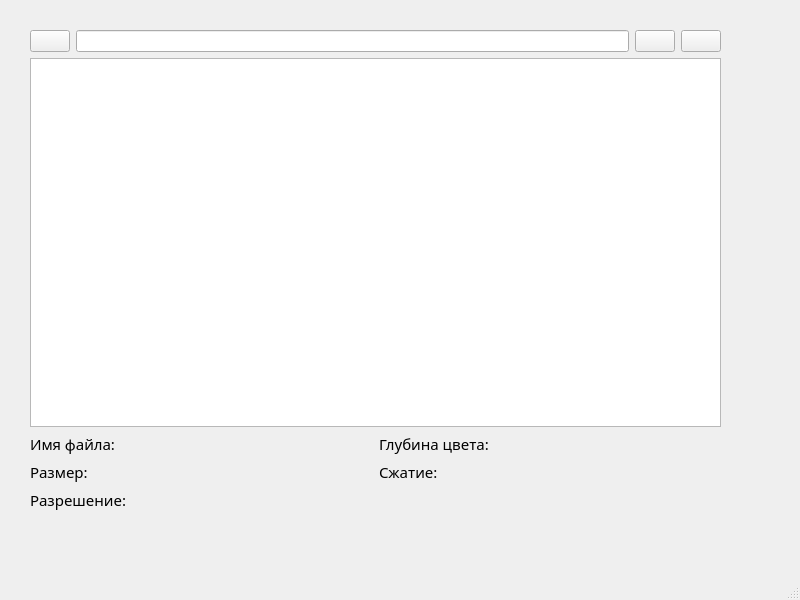
Before: the Qt Designer form mainwindow.ui in artyomshpakovski/explorer, drawn with Qt 5.
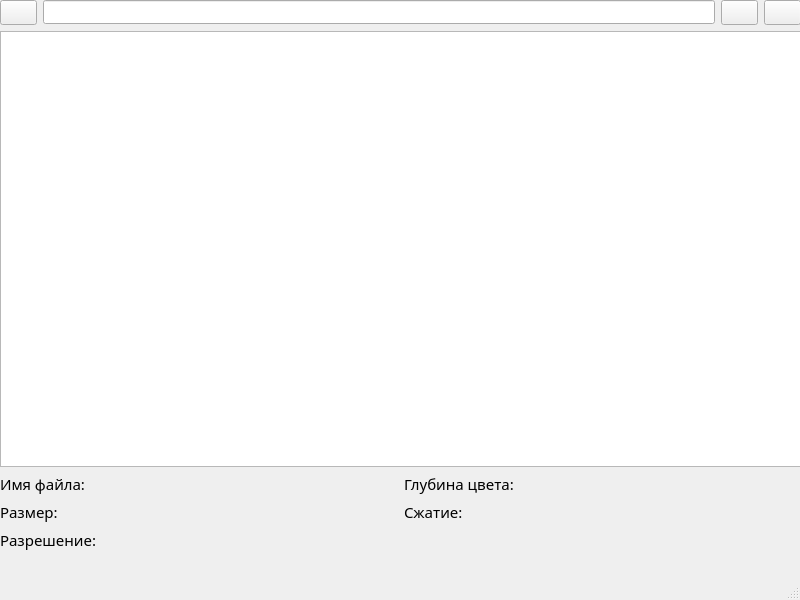
After: the same form once the commit is applied.

Patch:
```diff
--- a/mainwindow.ui
+++ b/mainwindow.ui
@@ -14,15 +14,20 @@
    <string>MainWindow</string>
   </property>
   <widget class="QWidget" name="centralwidget">
-   <widget class="QWidget" name="">
+   <widget class="QWidget" name="layoutWidget">
     <property name="geometry">
      <rect>
-      <x>30</x>
-      <y>30</y>
-      <width>691</width>
-      <height>481</height>
+      <x>0</x>
+      <y>0</y>
+      <width>801</width>
+      <height>551</height>
      </rect>
     </property>
+    <property name="font">
+     <font>
+      <family>Cascadia Code</family>
+     </font>
+    </property>
     <layout class="QVBoxLayout" name="verticalLayout_2">
      <item>
       <layout class="QHBoxLayout" name="horizontalLayout">
@@ -35,8 +40,14 @@
        </item>
        <item>
         <widget class="QLineEdit" name="lineEdit">
+         <property name="font">
+          <font>
+           <family>Cascadia Code</family>
+           <pointsize>8</pointsize>
+          </font>
+         </property>
          <property name="readOnly">
-          <bool>true</bool>
+          <bool>false</bool>
          </property>
         </widget>
        </item>
@@ -67,7 +78,7 @@
           <widget class="QLabel" name="lbName">
            <property name="font">
             <font>
-             <family>MS Reference Sans Serif</family>
+             <family>Cascadia Code</family>
              <pointsize>11</pointsize>
             </font>
            </property>
@@ -80,7 +91,7 @@
           <widget class="QLabel" name="setName">
            <property name="font">
             <font>
-             <family>MS Reference Sans Serif</family>
+             <family>Cascadia Code</family>
              <pointsize>11</pointsize>
             </font>
            </property>
@@ -93,7 +104,7 @@
           <widget class="QLabel" name="lbDepth">
            <property name="font">
             <font>
-             <family>MS Reference Sans Serif</family>
+             <family>Cascadia Code</family>
              <pointsize>11</pointsize>
             </font>
            </property>
@@ -106,7 +117,7 @@
           <widget class="QLabel" name="setDepth">
            <property name="font">
             <font>
-             <family>MS Reference Sans Serif</family>
+             <family>Cascadia Code</family>
              <pointsize>11</pointsize>
             </font>
            </property>
@@ -123,7 +134,7 @@
           <widget class="QLabel" name="lbSize">
            <property name="font">
             <font>
-             <family>MS Reference Sans Serif</family>
+             <family>Cascadia Code</family>
              <pointsize>11</pointsize>
             </font>
            </property>
@@ -136,7 +147,7 @@
           <widget class="QLabel" name="setSize">
            <property name="font">
             <font>
-             <family>MS Reference Sans Serif</family>
+             <family>Cascadia Code</family>
              <pointsize>11</pointsize>
             </font>
            </property>
@@ -149,7 +160,7 @@
           <widget class="QLabel" name="lbCompr">
            <property name="font">
             <font>
-             <family>MS Reference Sans Serif</family>
+             <family>Cascadia Code</family>
              <pointsize>11</pointsize>
             </font>
            </property>
@@ -162,7 +173,7 @@
           <widget class="QLabel" name="setCom">
            <property name="font">
             <font>
-             <family>MS Reference Sans Serif</family>
+             <family>Cascadia Code</family>
              <pointsize>11</pointsize>
             </font>
            </property>
@@ -179,7 +190,7 @@
           <widget class="QLabel" name="lbResolution">
            <property name="font">
             <font>
-             <family>MS Reference Sans Serif</family>
+             <family>Cascadia Code</family>
              <pointsize>11</pointsize>
             </font>
            </property>
@@ -192,7 +203,7 @@
           <widget class="QLabel" name="setRes">
            <property name="font">
             <font>
-             <family>MS Reference Sans Serif</family>
+             <family>Cascadia Code</family>
              <pointsize>11</pointsize>
             </font>
            </property>
```
